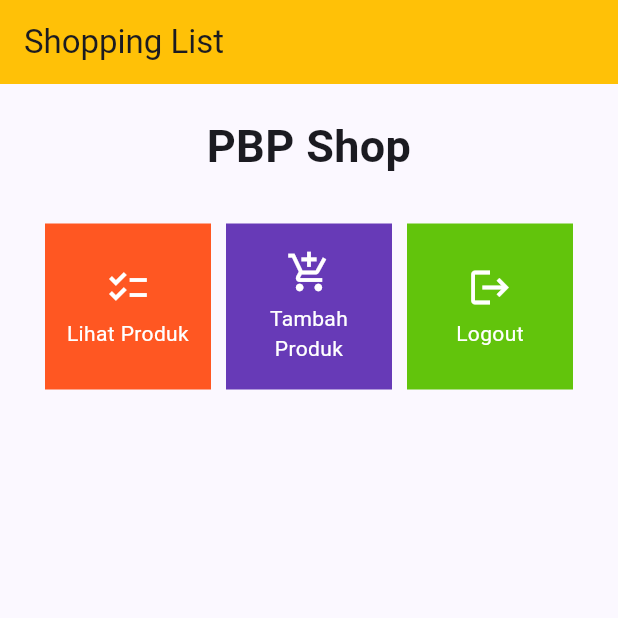
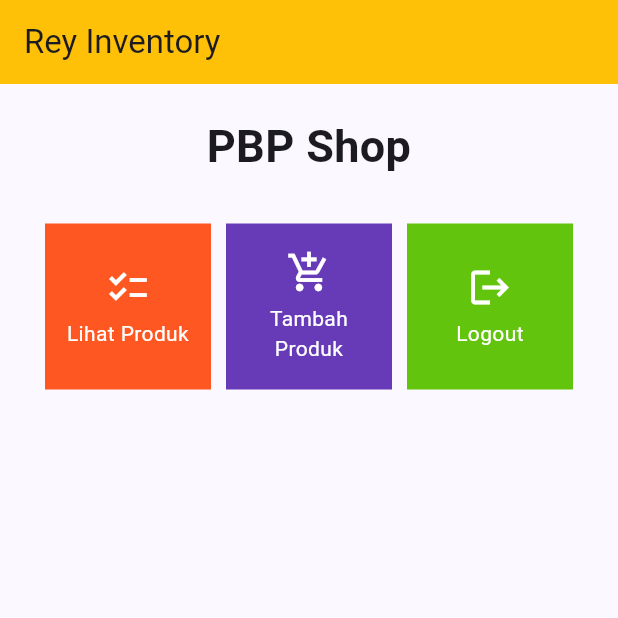
Before and after one commit to reyhanwiyasa/rey_inventory_mobile, a Flutter app: the screen it shows after launch, on a phone screen of 412 x 824 dp, the top half of it. Run offline on Flutter 3.47's test engine with Material 2 defaults, Android fonts, the phone set to English and light mode, and no system bars.

Commit message:
update push tugas 7

```diff
--- a/rey_inventory/lib/menu.dart
+++ b/rey_inventory/lib/menu.dart
@@ -14,7 +14,7 @@ class MyHomePage extends StatelessWidget {
       appBar: AppBar(
         backgroundColor: Colors.amber,
         title: const Text(
-          'Shopping List',
+          'Rey Inventory',
         ),
       ),
       body: SingleChildScrollView(
```
